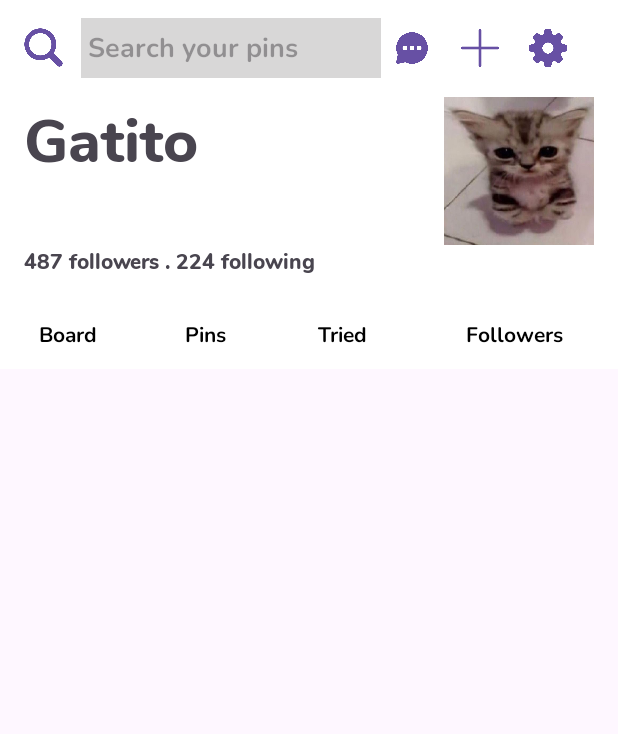
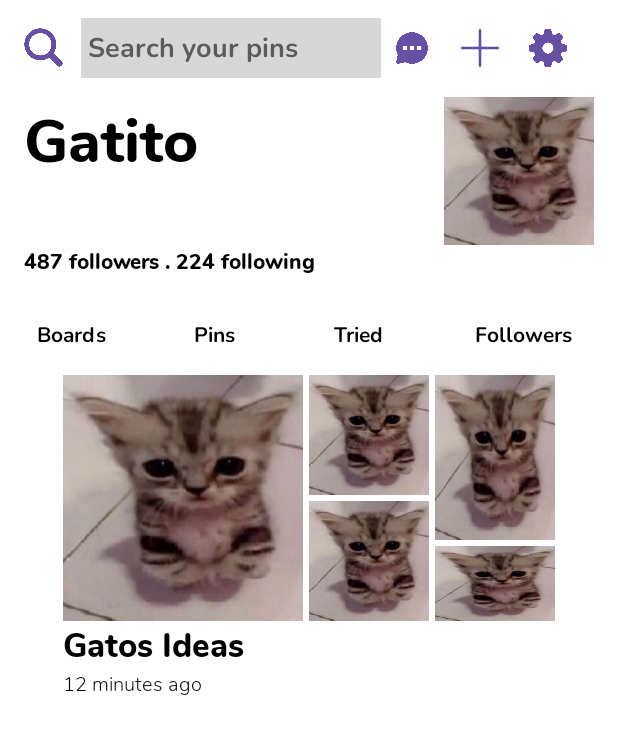
Before and after one commit to AngelDJVG/PinterestView, an Android app: the screen it shows after launch (MainActivity), on a phone screen of 412 x 824 dp. Shown: the top 734 px of the screen. Run offline under Robolectric (Android 15) with nearby library versions, the phone set to English and light mode, and no system bars.

Commit message:
Collage de fotos

```diff
--- a/app/src/main/res/layout/activity_main.xml
+++ b/app/src/main/res/layout/activity_main.xml
@@ -1,7 +1,8 @@
 <?xml version="1.0" encoding="utf-8"?>
 <RelativeLayout xmlns:android="http://schemas.android.com/apk/res/android"
     android:layout_width="match_parent"
-    android:layout_height="match_parent">
+    android:layout_height="match_parent"
+    android:background="@color/white">
 
     <RelativeLayout
         android:background="@color/white"
@@ -16,7 +17,8 @@
             android:layout_height="34dp"
             android:layout_alignParentStart="true"
             android:layout_centerVertical="true"
-            android:background="@drawable/icono_lupa"/>
+            android:background="@drawable/icono_lupa"
+            />
 
         <EditText
             android:id="@+id/buscadorEditText"
@@ -25,8 +27,10 @@
             android:layout_marginStart="8dp"
             android:layout_toEndOf="@id/btnBuscador"
             android:background="#D8D7D7"
+            android:textColor="@color/black"
             android:fontFamily="@font/nunito_bold"
-            android:hint=" Search your pins" />
+            android:hint=" Search your pins"
+            android:textColorHint="#5C5C5C"/>
 
         <Button
             android:id="@+id/btnMensaje"
@@ -81,6 +85,7 @@
             android:layout_height="wrap_content"
             android:text="Gatito"
             android:textStyle="bold"
+            android:textColor="@color/black"
             android:fontFamily="@font/nunito_extra_bold"
             android:textSize="40sp"/>
 
@@ -89,17 +94,19 @@
             android:layout_width="wrap_content"
             android:layout_height="wrap_content"
             android:layout_below="@id/imagenUsuario"
+            android:textColor="@color/black"
             android:fontFamily="@font/nunito_extra_bold"
             android:text="487 followers . 224 following"
             android:textSize="14sp"/>
     </RelativeLayout>
 
     <LinearLayout
+        android:id="@+id/layoutBotones"
         android:layout_width="match_parent"
         android:layout_height="wrap_content"
         android:layout_below="@id/infoUsuarioLayout"
         android:orientation="horizontal"
-        android:weightSum="4.5"
+        android:weightSum="4.3"
         android:background="@color/white">
 
 
@@ -108,7 +115,7 @@
             android:layout_width="0dp"
             android:layout_height="45dp"
             android:layout_weight="1"
-            android:layout_centerVertical="true"
+
             android:text="Boards"
             android:fontFamily="@font/nunito_bold"
             android:textColor="@color/black"
@@ -118,7 +125,6 @@
             android:layout_width="0dp"
             android:layout_height="45dp"
             android:layout_weight="1"
-            android:layout_centerVertical="true"
             android:text="Pins"
             android:fontFamily="@font/nunito_bold"
             android:textColor="@color/black"
@@ -128,7 +134,7 @@
             android:layout_width="0dp"
             android:layout_height="45dp"
             android:layout_weight="1"
-            android:layout_centerVertical="true"
+
             android:text="Tried"
             android:fontFamily="@font/nunito_bold"
             android:textColor="@color/black"
@@ -137,8 +143,8 @@
             android:id="@+id/btnFollowers"
             android:layout_width="0dp"
             android:layout_height="45dp"
-            android:layout_weight="1.5"
-            android:layout_centerVertical="true"
+            android:layout_weight="1.3"
+
             android:text="Followers"
             android:fontFamily="@font/nunito_bold"
             android:textColor="@color/black"
@@ -146,5 +152,81 @@
             />
     </LinearLayout>
 
+    <RelativeLayout
+        android:id="@+id/collage1"
+        android:layout_width="wrap_content"
+        android:layout_height="wrap_content"
+        android:layout_below="@id/layoutBotones"
+        android:layout_centerHorizontal="true">
+
+        <ImageView
+            android:id="@+id/imagen1Collage1"
+            android:layout_width="160dp"
+            android:layout_height="164dp"
+            android:scaleType="fitXY"
+            android:src="@drawable/cat_profile"
+            android:layout_marginTop="4dp"/>
+
+        <ImageView
+            android:id="@+id/imagen2Collage1"
+            android:layout_width="80dp"
+            android:layout_height="80dp"
+            android:src="@drawable/cat_profile"
+            android:scaleType="fitXY"
+            android:layout_toEndOf="@id/imagen1Collage1"
+            android:layout_marginStart="4dp"
+            android:layout_marginTop="4dp"/>
+
+        <ImageView
+            android:id="@+id/imagen3Collage1"
+            android:layout_width="80dp"
+            android:layout_height="80dp"
+            android:src="@drawable/cat_profile"
+            android:layout_below="@id/imagen2Collage1"
+            android:scaleType="fitXY"
+            android:layout_toEndOf="@id/imagen1Collage1"
+            android:layout_marginStart="4dp"
+            android:layout_marginTop="4dp"/>
+
+        <ImageView
+            android:id="@+id/imagen4Collage1"
+            android:layout_width="80dp"
+            android:layout_height="110dp"
+            android:scaleType="fitXY"
+            android:src="@drawable/cat_profile"
+            android:layout_toEndOf="@id/imagen2Collage1"
+            android:layout_marginStart="4dp"
+            android:layout_marginTop="4dp"/>
+
+        <ImageView
+            android:id="@+id/imagen5Collage1"
+            android:layout_width="80dp"
+            android:layout_height="50dp"
+            android:src="@drawable/cat_profile"
+            android:scaleType="fitXY"
+            android:layout_toEndOf="@id/imagen3Collage1"
+            android:layout_below="@id/imagen4Collage1"
+            android:layout_marginStart="4dp"
+            android:layout_marginTop="4dp"/>
+
+        <TextView
+            android:id="@+id/tituloCollage1"
+            android:layout_width="wrap_content"
+            android:layout_height="wrap_content"
+            android:text="Gatos Ideas"
+            android:textColor="@color/black"
+            android:fontFamily="@font/nunito_extra_bold"
+            android:layout_below="@id/imagen1Collage1"
+            android:textSize="22sp"/>
+        <TextView
+            android:id="@+id/descripcionCollage1"
+            android:layout_width="wrap_content"
+            android:layout_height="wrap_content"
+            android:text="12 minutes ago"
+            android:textColor="@color/black"
+            android:fontFamily="@font/nunito_light_300"
+            android:layout_below="@id/tituloCollage1"
+            android:textSize="13sp"/>
+    </RelativeLayout>
 
 </RelativeLayout>
```
